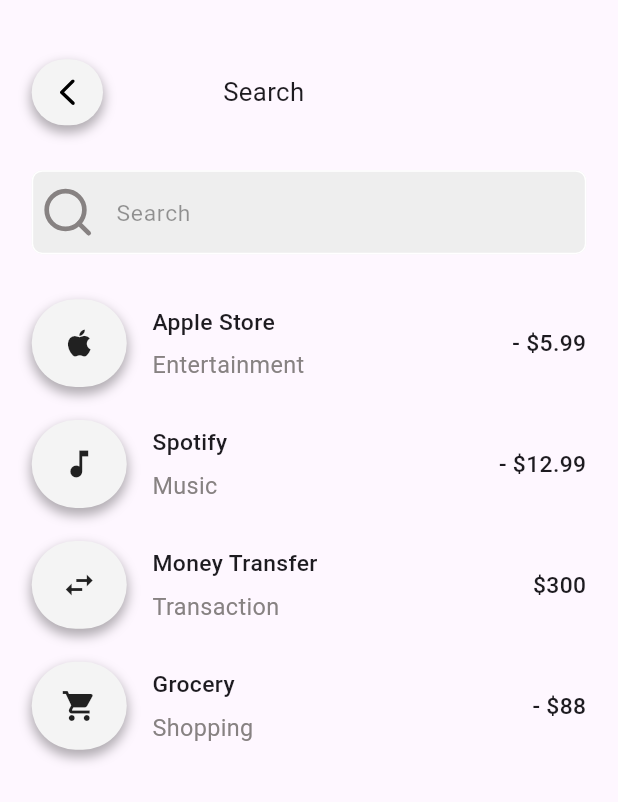
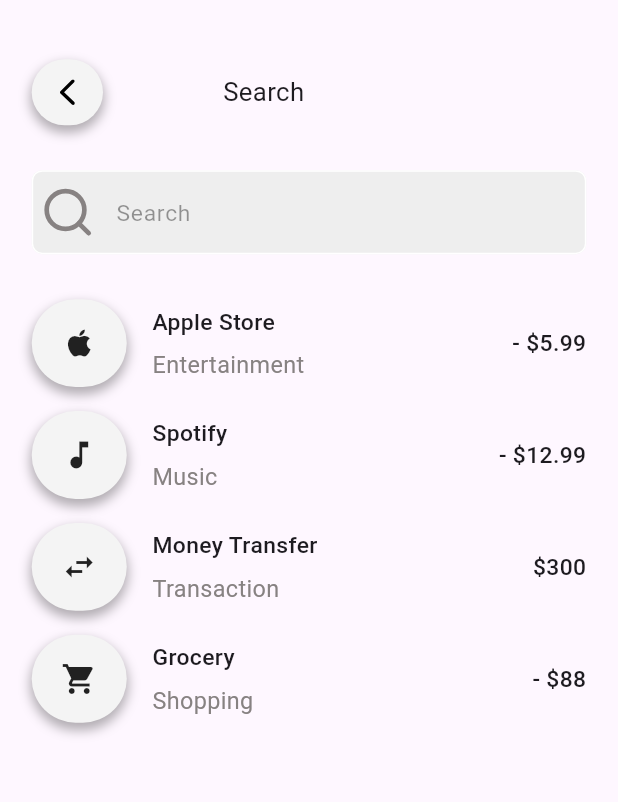
Before and after one commit to rozan-alawar/BankPick, a Flutter app: the SearchScreen screen opened by its route, on a phone screen of 412 x 824 dp. Shown: the top 802 px of the screen. Run offline on Flutter 3.47's test engine with Material 3 defaults, Android fonts, the phone set to English and light mode, and no system bars; our stand-ins replace dio, easy_localization, fl_chart, flutter_screenutil, flutter_spinkit, flutter_svg and 2 more; accounts and stored records are empty; Roboto replaces fonts that are missing (Nunito).

Commit message:
Fix Proplems

```diff
--- a/lib/presentation/home/search_screen.dart
+++ b/lib/presentation/home/search_screen.dart
@@ -1,4 +1,5 @@
 import 'package:dakakeen/config/theme/color_manager.dart';
+import 'package:dakakeen/model/transaction_model.dart';
 import 'package:dakakeen/presentation/home/transaction_history_screen.dart';
 import 'package:dakakeen/presentation/home/transactions_list_section.dart';
 import 'package:flutter/material.dart';
@@ -13,13 +14,37 @@ import '../../core/common_widget/circular_card.dart';
 import '../../core/utils/navigation.dart';
 import '../../injection_container.dart';
 
-class SearchScreen extends StatelessWidget {
+class SearchScreen extends StatefulWidget {
   const SearchScreen({super.key});
 
   @override
+  State<SearchScreen> createState() => _SearchScreenState();
+}
+
+class _SearchScreenState extends State<SearchScreen> {
+  List<TransactionModel> transactions = TransactionModel.transactions;
+  List<TransactionModel> filteredTransactions = [];
+  @override
+  void initState() {
+    super.initState();
+    filteredTransactions = transactions;
+  }
+
+  void filterTransaction(String query) {
+    final filtered = transactions.where((transaction) {
+      final transactionName = transaction.title.toLowerCase();
+      final input = query.toLowerCase();
+      return transactionName.contains(input);
+    }).toList();
+
+    setState(() {
+      filteredTransactions = filtered;
+    });
+  }
+
+  @override
   Widget build(BuildContext context) {
-    return  Scaffold(
-
+    return Scaffold(
       body: Padding(
         padding: EdgeInsets.symmetric(horizontal: 20.w, vertical: 20.h),
         child: Column(
@@ -28,7 +53,6 @@ class SearchScreen extends StatelessWidget {
             20.height,
             Row(
               children: [
-
                 GestureDetector(
                   onTap: () => sl<NavigationService>().pop(),
                   child: CircularCard(
@@ -41,15 +65,21 @@ class SearchScreen extends StatelessWidget {
                   ),
                 ),
                 80.width,
-                Center(child:  PrimaryText('Search',fontSize: 18.sp, ),),
+                Center(
+                  child: PrimaryText(
+                    'Search',
+                    fontSize: 18.sp,
+                  ),
+                ),
               ],
             ),
             30.height,
             TextField(
-              // onChanged: filterLanguages,
+              onChanged: filterTransaction,
               decoration: InputDecoration(
                 hintText: ' Search ',
-                prefixIcon: SvgPicture.asset(IconAssets.search,color: ColorManager.secondaryText),
+                prefixIcon: SvgPicture.asset(IconAssets.search,
+                    color: ColorManager.secondaryText),
                 border: OutlineInputBorder(
                   borderRadius: BorderRadius.circular(12),
                   borderSide: BorderSide.none,
@@ -59,32 +89,44 @@ class SearchScreen extends StatelessWidget {
               ),
             ),
             30.height,
-            // Expanded(
-            //   child: ListView.separated(
-            //     separatorBuilder:(context, index) =>  16.height,
-            //     itemCount: filteredLanguages.length,
-            //     itemBuilder: (context, index) {
-            //       final language = filteredLanguages[index];
-            //       return ListTile(
-            //         leading: Image.asset(
-            //           language['flag']!,
-            //           width: 40.w,
-            //         ),
-            //         title: PrimaryText(language['name']!, fontSize: 14.sp,),
-            //         trailing: selectedLanguage == language['name']
-            //             ? Icon(Icons.check_circle, color: Colors.blue)
-            //             : null,
-            //         onTap: () {
-            //           setState(() {
-            //             selectedLanguage = language['name']!;
-            //           });
-            //         },
-            //       );
-            //     },
-            //   ),
-            // ),
-
-            TransactionsListSection()
+            Expanded(
+              child: ListView.separated(
+                separatorBuilder: (context, index) => 16.height,
+                itemCount: filteredTransactions.length,
+                itemBuilder: (context, index) {
+                  final transaction = filteredTransactions[index];
+                  return Row(
+                    children: [
+                      CircularCard(
+                        widget: Icon(transaction.icon),
+                      ),
+                      17.width,
+                      Column(
+                        crossAxisAlignment: CrossAxisAlignment.start,
+                        children: [
+                          PrimaryText(
+                            transaction.title,
+                            fontWeight: FontWeight.w500,
+                            fontSize: 16.sp,
+                          ),
+                          6.height,
+                          PrimaryText(
+                            transaction.subtitle,
+                            color: ColorManager.secondaryText,
+                          ),
+                        ],
+                      ),
+                      const Spacer(),
+                      PrimaryText(
+                        transaction.amount,
+                        fontWeight: FontWeight.w500,
+                        fontSize: 16.sp,
+                      ),
+                    ],
+                  );
+                },
+              ),
+            ),
           ],
         ),
       ),
```
